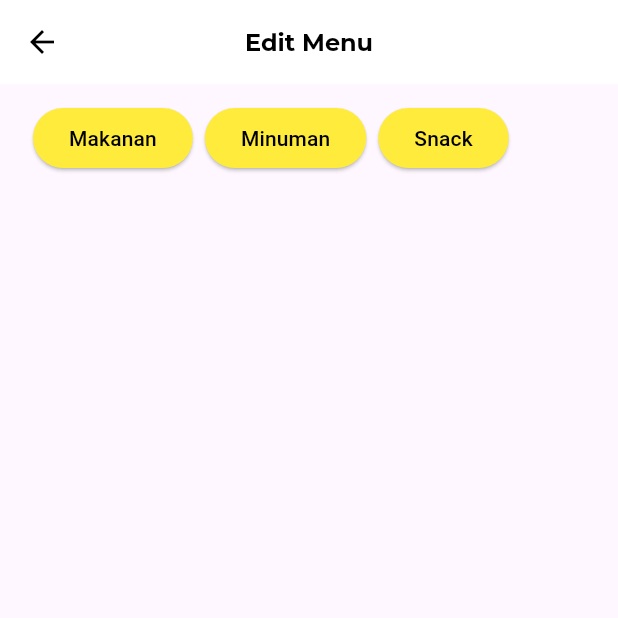
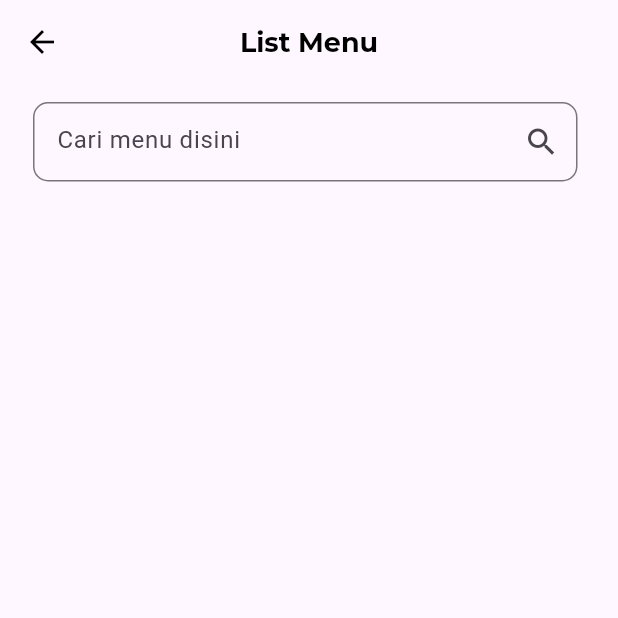
Before and after one commit to nrico25/dchubite, a Flutter app: the OrderPage screen opened by its route, on a phone screen of 412 x 824 dp, the top half of it. Run offline on Flutter 3.47's test engine with Material 3 defaults, Android fonts, the phone set to English and light mode, and no system bars; our stand-ins replace get, image_picker, permission_handler, shared_preferences; missing offline and left inert: esc_pos_utils_plus, print_bluetooth_thermal; accounts and stored records are empty; network calls fail.

Commit message:
feat: [NC] create utils formathelper and implement

```diff
--- a/lib/pages/order/order.dart
+++ b/lib/pages/order/order.dart
@@ -3,13 +3,16 @@ import 'package:get/get.dart';
 import 'package:http/http.dart';
 import 'package:tadchubite/pages/order/cart_controller.dart';
 import 'package:tadchubite/pages/order/order_controller.dart';
+import 'package:tadchubite/utils/format_helper.dart';
 import 'package:tadchubite/widget/card_order.dart';
 import 'package:tadchubite/widget/color.dart';
 import 'package:tadchubite/widget/shimer_placeholder.dart';
 import 'package:tadchubite/widget/text.dart';
+import 'package:tadchubite/widget/textfield.dart';
 
 class OrderPage extends StatelessWidget {
   OrderPage({super.key});
+  final TextEditingController searchController = TextEditingController();
 
   final OrderController orderController = Get.put(OrderController());
   final CartController cartController = Get.put(CartController());
@@ -24,15 +27,14 @@ class OrderPage extends StatelessWidget {
       appBar: AppBar(
         surfaceTintColor: white,
         title: MyText(
-          text: "Edit Menu",
+          text: "List Menu",
           fontFamily: "MontserratBold",
-          fontSize: 16,
+          fontSize: 18,
           color: black,
         ),
         centerTitle: true,
-        backgroundColor: white,
         leading: IconButton(
-          icon: const Icon(Icons.arrow_back, color: black),
+          icon: Icon(Icons.arrow_back, color: black),
           onPressed: () {
             Get.back();
           },
@@ -45,17 +47,24 @@ class OrderPage extends StatelessWidget {
             crossAxisAlignment: CrossAxisAlignment.start,
             children: [
               Padding(
-                padding: const EdgeInsets.all(12.0),
+                padding: EdgeInsets.all(12.0),
                 child: SingleChildScrollView(
                   scrollDirection: Axis.horizontal,
                   child: Row(
-                    mainAxisAlignment: MainAxisAlignment.spaceBetween,
+                    mainAxisAlignment: MainAxisAlignment.start,
                     children: [
-                      CategoryButton(label: "Makanan"),
-                      SizedBox(width: 8),
-                      CategoryButton(label: "Minuman"),
-                      SizedBox(width: 8),
-                      CategoryButton(label: "Snack"),
+                      CustomTextField(
+                        width: 363,
+                        controller: searchController,
+                        hintText: 'Cari menu disini',
+                        keyboardType: TextInputType.text,
+                        borderColor: Colors.grey.shade300,
+                        borderWidth: 1.0,
+                        fillColor: Colors.white,
+                        textColor: Colors.black,
+                        hintColor: Colors.grey,
+                        suffixIcon: Icons.search,
+                      ),
                     ],
                   ),
                 ),
@@ -80,8 +89,7 @@ class OrderPage extends StatelessWidget {
                                 : 'assets/default_image.png',
                             title: order_product.name,
                             category: order_product.category,
-                            price:
-                                'Rp ${order_product.price.toStringAsFixed(0)}',
+                            price: 'Rp ${formatRupiah(order_product.price)}',
                             onAdd: () {
                               cartController.addToCart(order_product); //UI
                               orderController
@@ -124,30 +132,27 @@ class OrderPage extends StatelessWidget {
                     children: [
                       Icon(Icons.shopping_cart, color: white),
                       SizedBox(width: 8),
-                      Text(
-                        "${cartController.totalItems.value} Item",
-                        style: TextStyle(
-                          fontWeight: FontWeight.bold,
-                          color: Colors.white,
-                          fontSize: 16,
-                        ),
+                      MyText(
+                        text: "${cartController.totalItems.value} Item",
+                        fontFamily: 'MontserratSemiBold',
+                        fontSize: 16,
+                        color: white,
                       ),
                     ],
                   ),
-                  Text(
-                    "Rp ${cartController.totalPrice.value.toStringAsFixed(0)}",
-                    style: TextStyle(
-                      fontWeight: FontWeight.bold,
-                      color: Colors.white,
-                      fontSize: 16,
-                    ),
+                  MyText(
+                    text:
+                        "Rp. ${formatRupiah(cartController.totalPrice.value)}",
+                    fontFamily: 'MontserratSemiBold',
+                    fontSize: 16,
+                    color: white,
                   ),
                 ],
               ),
             ),
           );
         } else {
-          return SizedBox.shrink(); // Sembunyikan tombol jika tidak ada item
+          return SizedBox.shrink();
         }
       }),
       floatingActionButtonLocation: FloatingActionButtonLocation.centerFloat,
--- a/lib/routes/app_page.dart
+++ b/lib/routes/app_page.dart
@@ -5,6 +5,7 @@ import 'package:tadchubite/pages/login/login.dart';
 import 'package:tadchubite/pages/manage%20menu/add_menu.dart';
 import 'package:tadchubite/pages/manage%20menu/products.dart';
 import 'package:tadchubite/pages/order/confirm.dart';
+import 'package:tadchubite/pages/order/cust_queue.dart';
 import 'package:tadchubite/pages/order/order.dart';
 import 'package:tadchubite/pages/order/order_cart.dart';
 import 'package:tadchubite/pages/setting/printer_choice.dart';
@@ -18,7 +19,8 @@ class AppPages {
     GetPage(name: '/cart', page: () => ReviewOrderPage(), binding: MyBindigs()),
     GetPage(name: '/order', page: () => OrderPage(), binding: MyBindigs()),
     GetPage(name: '/setting', page: () => PrinterChoice(), binding: MyBindigs()),
-    GetPage(name: '/nota', page: () => ConfirmPage(order: Get.arguments, ),)
+    GetPage(name: '/nota', page: () => ConfirmPage(order: Get.arguments, ),),
+    GetPage(name: '/queue', page: () => OrderQueuePage(), binding: MyBindigs())
 
   ];
 }
--- /dev/null
+++ b/lib/utils/format_helper.dart
@@ -0,0 +1,6 @@
+import 'package:intl/intl.dart';
+
+String formatRupiah(num number) {
+  final formatter = NumberFormat("#,##0", "en_US");
+  return formatter.format(number);
+}
--- a/pubspec.yaml
+++ b/pubspec.yaml
@@ -43,6 +43,7 @@ dependencies:
   esc_pos_utils_plus:
   permission_handler:
   image:
+  intl:
 
 dev_dependencies:
   flutter_test:
```
Also changed, not shown: lib/pages/order/order_cart.dart (+22 -9 lines), lib/pages/order/submit_order.dart (+34 -27 lines), lib/widget/card_grid.dart (added, +198 -0 lines), pubspec.lock, 4 other files.
